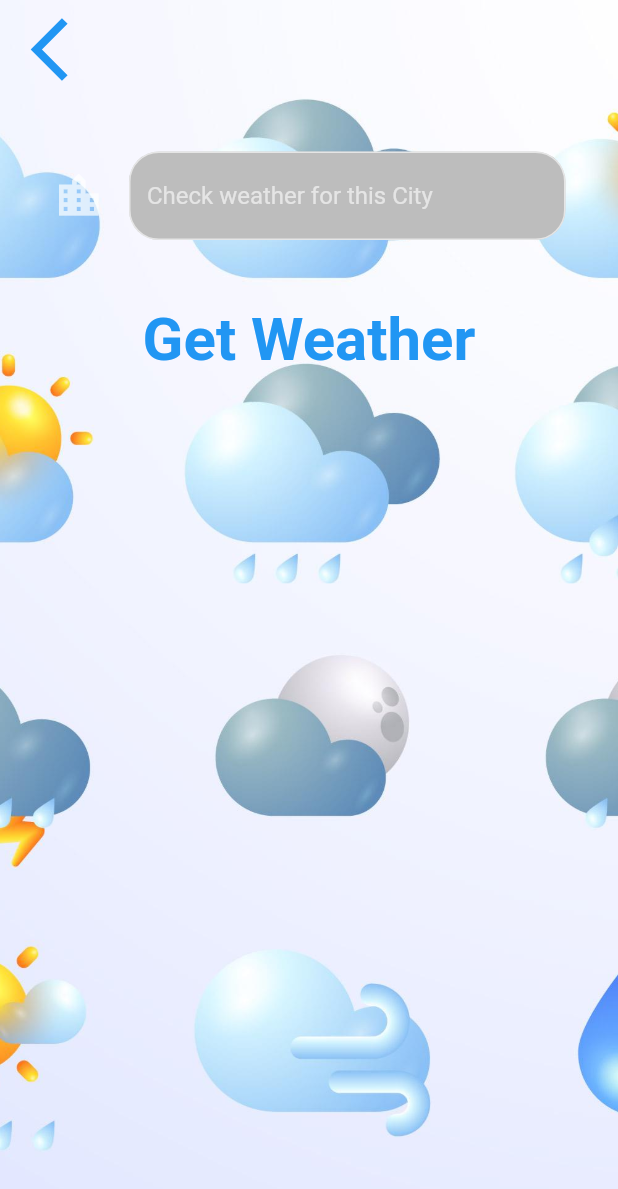
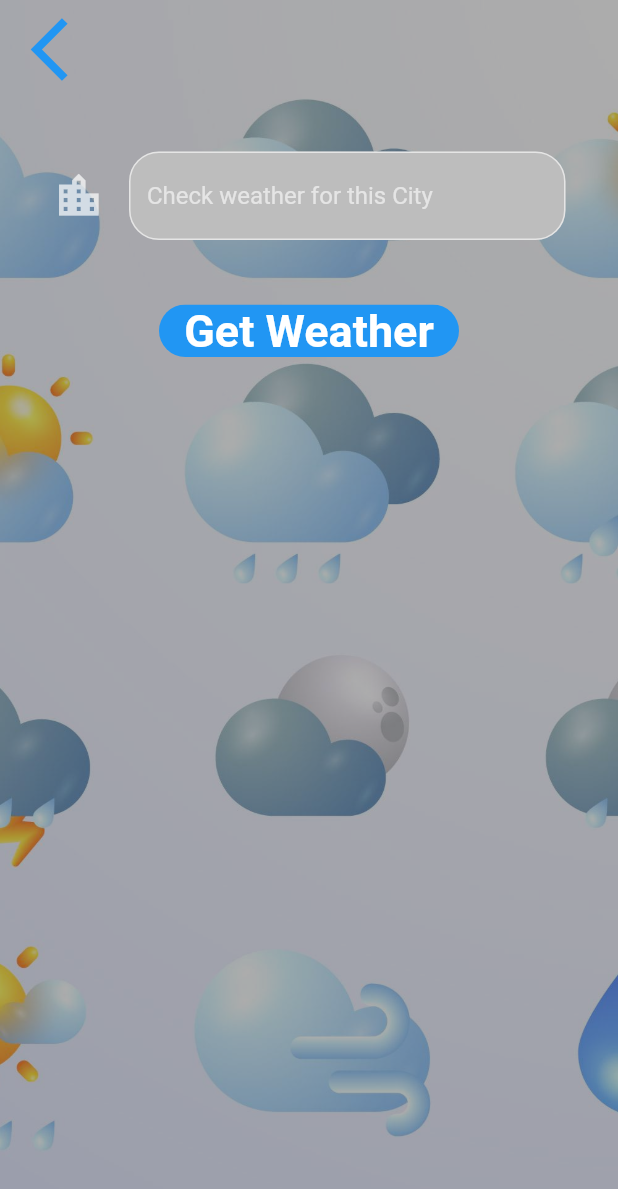
Before and after one commit to RedeemerNtumy/Tempesta, a Flutter app: the CityScreen screen opened directly, on a phone screen of 412 x 824 dp. Shown: the top 1189 px of the screen. Run offline on Flutter 3.47's test engine with Material 2 defaults, Android fonts, the phone set to English and light mode, and no system bars; our stand-ins replace flutter_spinkit, geolocator.

Commit message:
Updated the UI a bit

```diff
--- a/lib/screens/city_screen.dart
+++ b/lib/screens/city_screen.dart
@@ -1,4 +1,5 @@
 import 'package:flutter/material.dart';
+import 'package:flutter/rendering.dart';
 import 'package:tempesta/utilities/constants.dart';
 
 class CityScreen extends StatefulWidget {
@@ -7,15 +8,17 @@ class CityScreen extends StatefulWidget {
 }
 
 class _CityScreenState extends State<CityScreen> {
+  late String cityName;
   @override
   Widget build(BuildContext context) {
     return Scaffold(
       body: Container(
         decoration: BoxDecoration(
           image: DecorationImage(
-            image: AssetImage('images/weather.jpg'),
-            fit: BoxFit.cover,
-          ),
+              image: AssetImage('images/weather.jpg'),
+              fit: BoxFit.cover,
+              colorFilter: ColorFilter.mode(
+                  Colors.white.withOpacity(0.6), BlendMode.dstATop)),
         ),
         constraints: BoxConstraints.expand(),
         child: SafeArea(
@@ -37,7 +40,7 @@ class _CityScreenState extends State<CityScreen> {
                 padding: EdgeInsets.all(35.0),
                 child: TextField(
                   onChanged: (value) {
-                    print(value);
+                    cityName = value;
                   },
                   style: TextStyle(
                     color: Colors.black,
@@ -47,12 +50,20 @@ class _CityScreenState extends State<CityScreen> {
               ),
               TextButton(
                 onPressed: () {},
-                child: Text(
-                  'Get Weather',
-                  style: TextStyle(
+                child: ClipRRect(
+                  borderRadius: BorderRadius.circular(30),
+                  child: Container(
+                    width: 200,
                     color: Colors.blue,
-                    fontSize: 40,
-                    fontWeight: FontWeight.bold,
+                    child: Text(
+                      'Get Weather',
+                      style: TextStyle(
+                        color: Colors.white,
+                        fontSize: 30,
+                        fontWeight: FontWeight.bold,
+                      ),
+                      textAlign: TextAlign.center,
+                    ),
                   ),
                 ),
               ),
```
